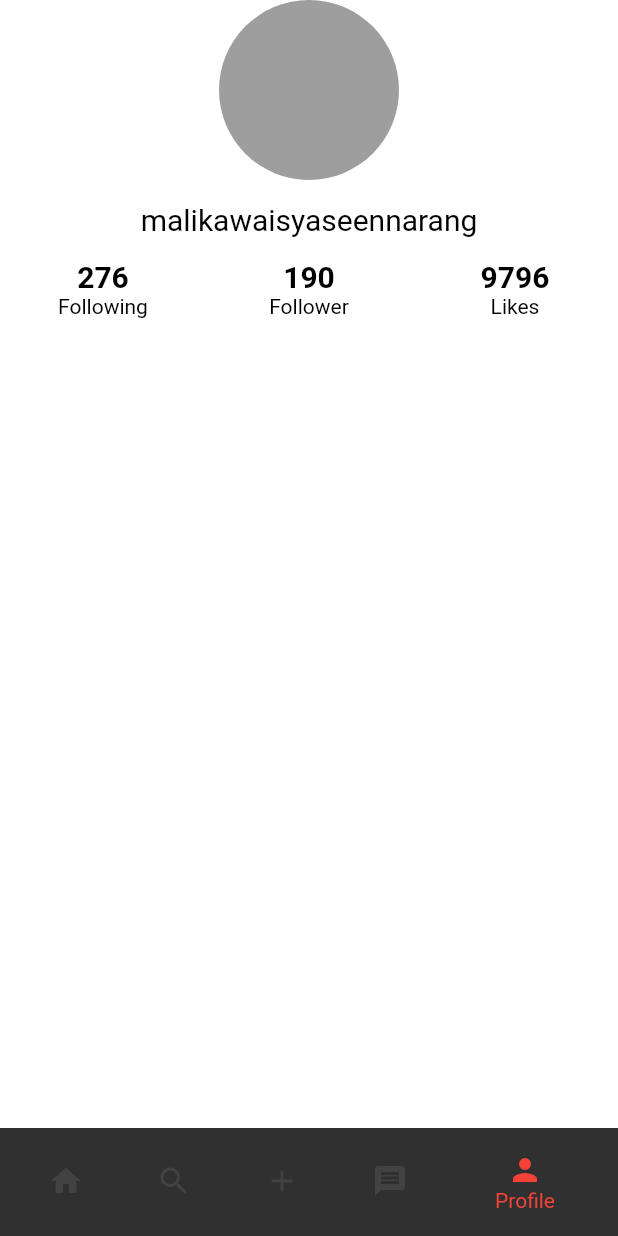
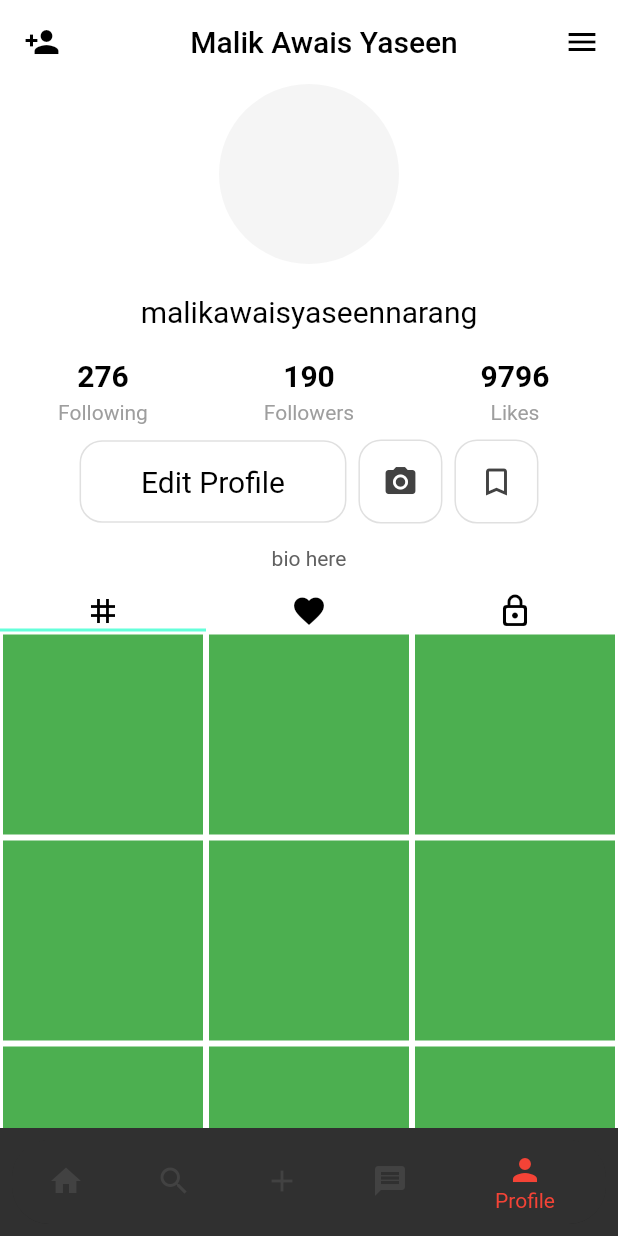
Before and after one commit to muhammadawaisyaseen/Tik-Tok-UI, a Flutter app: the screen it shows after launch, on a phone screen of 412 x 824 dp. Run offline on Flutter 3.47's test engine with Material 2 defaults, Android fonts, the phone set to English and light mode, and no system bars.

Commit message:
TikTok UI Completed

```diff
--- a/lib/screens/profile_screen.dart
+++ b/lib/screens/profile_screen.dart
@@ -2,24 +2,52 @@ import 'package:flutter/cupertino.dart';
 import 'package:flutter/material.dart';
 import 'package:flutter/src/widgets/container.dart';
 import 'package:flutter/src/widgets/framework.dart';
+import 'package:tik_tok_ui/screens/tab_bars/first_tab.dart';
+import 'package:tik_tok_ui/screens/tab_bars/second_tab.dart';
+import 'package:tik_tok_ui/screens/tab_bars/third_tab.dart';
 
 class ProfilePage extends StatelessWidget {
   const ProfilePage({super.key});
 
   @override
   Widget build(BuildContext context) {
-    return Scaffold(
+    return DefaultTabController(
+      length: 3,
+      child: Scaffold(
+        appBar: AppBar(
+          backgroundColor: Colors.white,
+          elevation: 0,
+          title: const Center(
+            child: Text(
+              'Malik Awais Yaseen',
+              style: TextStyle(color: Colors.black),
+            ),
+          ),
+          leading: const Icon(
+            Icons.person_add,
+            color: Colors.black,
+          ),
+          actions: const [
+            Padding(
+              padding: EdgeInsets.only(right: 12),
+              child: Icon(
+                Icons.menu,
+                color: Colors.black,
+              ),
+            )
+          ],
+        ),
         backgroundColor: Colors.white,
         body: Column(
           children: [
             Container(
-            decoration:
-                BoxDecoration(color: Colors.grey, shape: BoxShape.circle),
+              decoration: BoxDecoration(
+                  color: Colors.grey[100], shape: BoxShape.circle),
               width: 120,
               height: 120,
             ),
-          Padding(
-            padding: const EdgeInsets.all(15),
+            const Padding(
+              padding: EdgeInsets.all(20),
               child: Text(
                 'malikawaisyaseennarang',
                 style: TextStyle(color: Colors.black, fontSize: 20),
@@ -30,7 +58,7 @@ class ProfilePage extends StatelessWidget {
                 //following
                 Expanded(
                   child: Column(
-                  children: [
+                    children: const [
                       Text(
                         '276',
                         style: TextStyle(
@@ -38,9 +66,12 @@ class ProfilePage extends StatelessWidget {
                             fontSize: 20,
                             fontWeight: FontWeight.bold),
                       ),
+                      SizedBox(
+                        height: 5,
+                      ),
                       Text(
                         'Following',
-                      style: TextStyle(color: Colors.black),
+                        style: TextStyle(color: Colors.grey),
                       )
                     ],
                   ),
@@ -48,7 +79,7 @@ class ProfilePage extends StatelessWidget {
                 //follower
                 Expanded(
                   child: Column(
-                  children: [
+                    children: const [
                       Text(
                         '190',
                         style: TextStyle(
@@ -56,9 +87,12 @@ class ProfilePage extends StatelessWidget {
                             fontSize: 20,
                             fontWeight: FontWeight.bold),
                       ),
+                      SizedBox(
+                        height: 5,
+                      ),
                       Text(
-                      'Follower',
-                      style: TextStyle(color: Colors.black),
+                        'Followers',
+                        style: TextStyle(color: Colors.grey),
                       )
                     ],
                   ),
@@ -66,7 +100,7 @@ class ProfilePage extends StatelessWidget {
                 //Likes
                 Expanded(
                   child: Column(
-                  children: [
+                    children: const [
                       Text(
                         '9796',
                         style: TextStyle(
@@ -74,16 +108,101 @@ class ProfilePage extends StatelessWidget {
                             fontSize: 20,
                             fontWeight: FontWeight.bold),
                       ),
+                      SizedBox(
+                        height: 5,
+                      ),
                       Text(
                         'Likes',
-                      style: TextStyle(color: Colors.black),
+                        style: TextStyle(color: Colors.grey),
                       )
                     ],
                   ),
                 ),
               ],
+            ),
+            const SizedBox(
+              height: 10,
+            ),
+            Row(
+              mainAxisAlignment: MainAxisAlignment.center,
+              children: [
+                Padding(
+                  padding: const EdgeInsets.symmetric(horizontal: 4),
+                  child: Container(
+                    padding: EdgeInsets.symmetric(vertical: 15, horizontal: 40),
+                    decoration: BoxDecoration(
+                        border: Border.all(color: Colors.grey.shade300),
+                        borderRadius: BorderRadius.circular(15)),
+                    child: const Text(
+                      'Edit Profile',
+                      style: TextStyle(
+                        fontSize: 20,
+                        color: Colors.black,
+                      ),
+                    ),
+                  ),
+                ),
+                // camera
+                Padding(
+                  padding: const EdgeInsets.symmetric(horizontal: 4),
+                  child: Container(
+                      padding: EdgeInsets.all(15),
+                      decoration: BoxDecoration(
+                          border: Border.all(color: Colors.grey.shade300),
+                          borderRadius: BorderRadius.circular(15)),
+                      child: Icon(
+                        Icons.camera_alt,
+                        color: Colors.grey[800],
+                      )),
+                ),
+                // Bookmark
+                Padding(
+                  padding: const EdgeInsets.symmetric(horizontal: 4),
+                  child: Container(
+                      padding: EdgeInsets.all(15),
+                      decoration: BoxDecoration(
+                          border: Border.all(color: Colors.grey.shade300),
+                          borderRadius: BorderRadius.circular(15)),
+                      child: Icon(
+                        Icons.bookmark_border_outlined,
+                        color: Colors.grey[800],
+                      )),
+                ),
+              ],
+            ),
+            const SizedBox(
+              height: 15,
+            ),
+            Text(
+              'bio here',
+              style: TextStyle(color: Colors.grey[700]),
+            ),
+            const SizedBox(
+              height: 15,
+            ),
+            const TabBar(tabs: [
+              Icon(
+                Icons.grid_3x3,
+                color: Colors.black,
+              ),
+              Icon(
+                Icons.favorite,
+                color: Colors.black,
+              ),
+              Icon(
+                Icons.lock_outline_rounded,
+                color: Colors.black,
+              ),
+            ]),
+            const Expanded(
+              child: TabBarView(children: [
+                FirstTab(),
+                SecondTab(),
+                ThirdTab(),
+              ]),
             )
           ],
+        ),
       ),
     );
   }
--- /dev/null
+++ b/lib/screens/tab_bars/first_tab.dart
@@ -0,0 +1,25 @@
+import 'package:flutter/cupertino.dart';
+import 'package:flutter/material.dart';
+import 'package:flutter/src/widgets/container.dart';
+import 'package:flutter/src/widgets/framework.dart';
+
+class FirstTab extends StatelessWidget {
+  const FirstTab({super.key});
+
+  @override
+  Widget build(BuildContext context) {
+    return GridView.builder(
+      gridDelegate:
+          SliverGridDelegateWithFixedCrossAxisCount(crossAxisCount: 3),
+      itemCount: 12,
+      itemBuilder: (context, index) {
+        return Padding(
+          padding: const EdgeInsets.all(2),
+          child: Container(
+            color: Colors.green,
+          ),
+        );
+      },
+    );
+  }
+}
--- /dev/null
+++ b/lib/screens/tab_bars/second_tab.dart
@@ -0,0 +1,25 @@
+import 'package:flutter/cupertino.dart';
+import 'package:flutter/material.dart';
+import 'package:flutter/src/widgets/container.dart';
+import 'package:flutter/src/widgets/framework.dart';
+
+class SecondTab extends StatelessWidget {
+  const SecondTab({super.key});
+
+  @override
+  Widget build(BuildContext context) {
+    return GridView.builder(
+      gridDelegate:
+          SliverGridDelegateWithFixedCrossAxisCount(crossAxisCount: 3),
+      itemCount: 12,
+      itemBuilder: (context, index) {
+        return Padding(
+          padding: const EdgeInsets.all(2),
+          child: Container(
+            color: Colors.grey[800],
+          ),
+        );
+      },
+    );
+  }
+}
--- /dev/null
+++ b/lib/screens/tab_bars/third_tab.dart
@@ -0,0 +1,25 @@
+import 'package:flutter/cupertino.dart';
+import 'package:flutter/material.dart';
+import 'package:flutter/src/widgets/container.dart';
+import 'package:flutter/src/widgets/framework.dart';
+
+class ThirdTab extends StatelessWidget {
+  const ThirdTab({super.key});
+
+  @override
+  Widget build(BuildContext context) {
+    return GridView.builder(
+      gridDelegate:
+          SliverGridDelegateWithFixedCrossAxisCount(crossAxisCount: 3),
+      itemCount: 12,
+      itemBuilder: (context, index) {
+        return Padding(
+          padding: const EdgeInsets.all(2),
+          child: Container(
+            color: Colors.pink,
+          ),
+        );
+      },
+    );
+  }
+}
```
Lines whose indentation alone changed are shown as unchanged.
